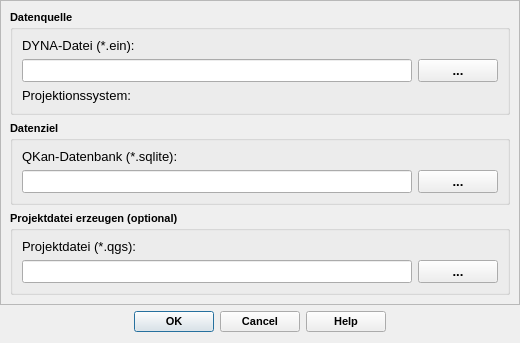
The window that qkan/dynaporter/res/import.ui (SonkeHoffmann/QKan-1) describes before a commit, drawn with Qt 5.
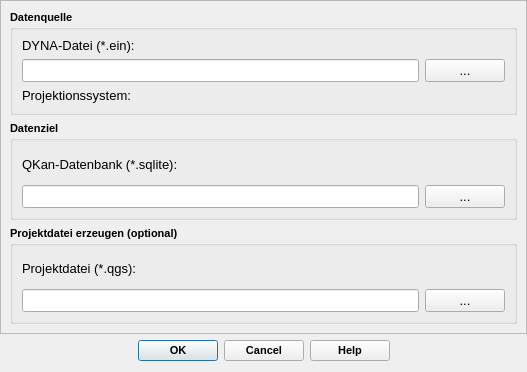
The same window after the commit. Custom widgets are drawn as their Qt base class.

```diff
--- a/qkan/dynaporter/res/import.ui
+++ b/qkan/dynaporter/res/import.ui
@@ -6,20 +6,20 @@
    <rect>
     <x>0</x>
     <y>0</y>
-    <width>520</width>
-    <height>343</height>
+    <width>527</width>
+    <height>372</height>
    </rect>
   </property>
   <property name="minimumSize">
    <size>
-    <width>250</width>
+    <width>280</width>
     <height>150</height>
    </size>
   </property>
   <property name="maximumSize">
    <size>
     <width>16777215</width>
-    <height>343</height>
+    <height>390</height>
    </size>
   </property>
   <property name="windowTitle">
@@ -45,8 +45,8 @@
        <rect>
         <x>0</x>
         <y>0</y>
-        <width>518</width>
-        <height>303</height>
+        <width>525</width>
+        <height>332</height>
        </rect>
       </property>
       <layout class="QVBoxLayout" name="verticalLayout_5">
@@ -120,8 +120,8 @@
                <font>
                 <family>Tahoma</family>
                 <pointsize>10</pointsize>
-                <weight>75</weight>
-                <bold>true</bold>
+                <weight>50</weight>
+                <bold>false</bold>
                </font>
               </property>
               <property name="toolTip">
@@ -241,8 +241,8 @@
                <font>
                 <family>Tahoma</family>
                 <pointsize>10</pointsize>
-                <weight>75</weight>
-                <bold>true</bold>
+                <weight>50</weight>
+                <bold>false</bold>
                </font>
               </property>
               <property name="toolTip">
@@ -328,8 +328,8 @@
                <font>
                 <family>Tahoma</family>
                 <pointsize>10</pointsize>
-                <weight>75</weight>
-                <bold>true</bold>
+                <weight>50</weight>
+                <bold>false</bold>
                </font>
               </property>
               <property name="toolTip">
```
Left out of the diff: 2 changed lines with no effect on the pictures.
